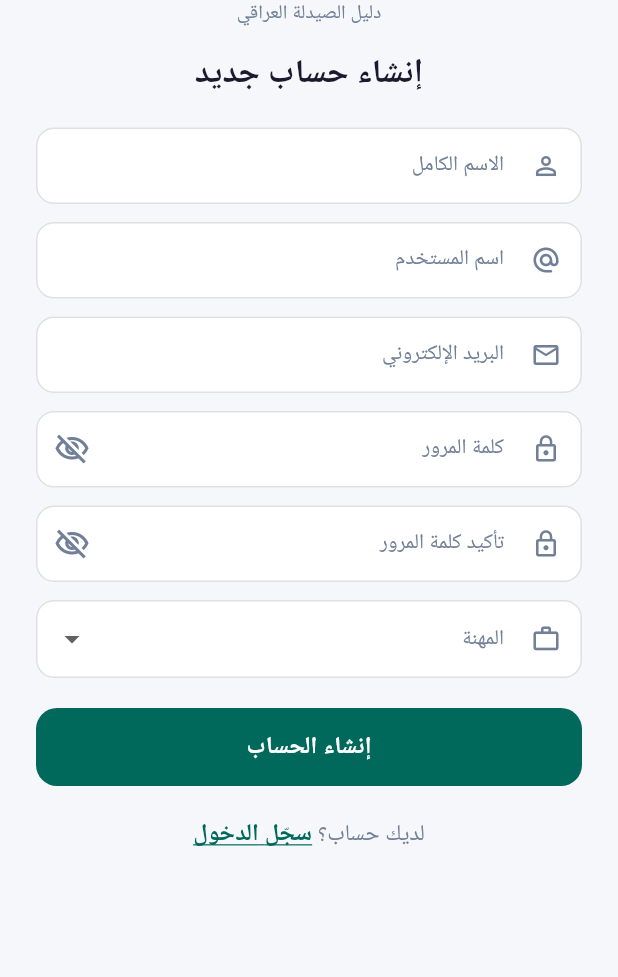
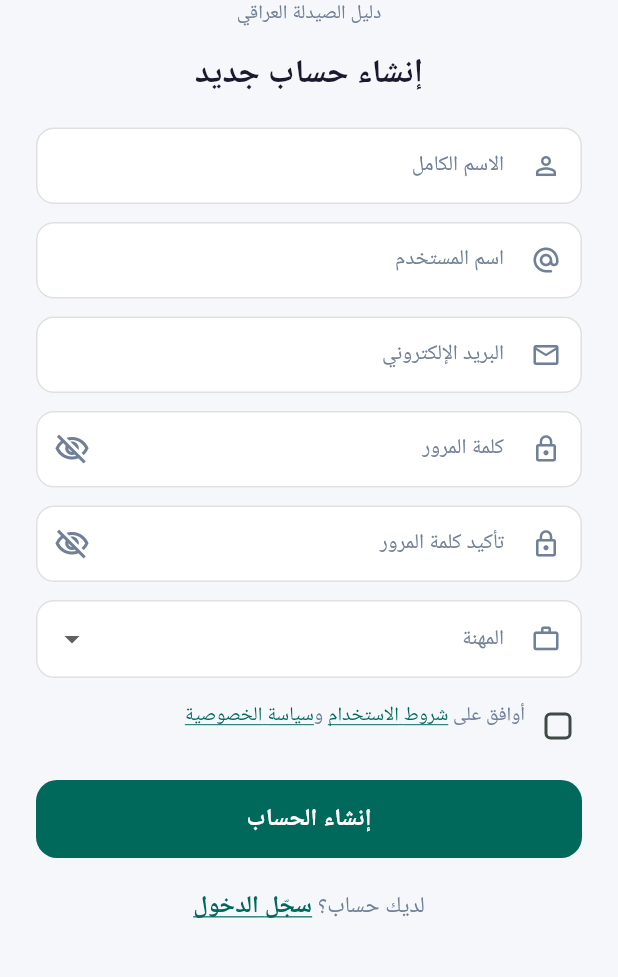
Before and after one commit to iraqpharma/iraq-pharma-guide, a Flutter app: the SignUpScreen screen opened by its route, on a phone screen of 412 x 824 dp, the part 258-1235 px from its top. Run offline on Flutter 3.47's test engine with Material 3 defaults, Android fonts, the light colour scheme and no system bars; our stand-ins replace cached_network_image, firebase_core, firebase_messaging, flutter_local_notifications, flutter_riverpod, go_router and 7 more; missing offline and left inert: mobile_scanner; accounts and stored records are empty; Roboto replaces fonts that are missing (Ibm Plex Sans Arabic).

Commit message:
feat: add terms & privacy agreement checkbox to signup screen

```diff
--- a/lib/features/auth/login_screen.dart
+++ b/lib/features/auth/login_screen.dart
@@ -294,6 +294,7 @@ class _SignUpScreenState extends State<SignUpScreen> {
   bool           _userEditedUsername = false;
   UsernameStatus _usernameStatus     = UsernameStatus.idle;
   Timer?         _debounce;
+  bool           _agreedToTerms      = false;
 
   static const _roles = [
     'مدير صيدلية', 'صيدلاني متدرب', 'معاون صيدلي',
@@ -371,6 +372,7 @@ class _SignUpScreenState extends State<SignUpScreen> {
     if (!_formKey.currentState!.validate()) return;
     if (_selectedRole == null) { setState(() => _error = 'يرجى اختيار المهنة'); return; }
     if (_usernameStatus == UsernameStatus.taken) { setState(() => _error = 'اسم المستخدم مستخدم بالفعل'); return; }
+    if (!_agreedToTerms) { setState(() => _error = 'يجب الموافقة على الشروط وسياسة الخصوصية للمتابعة'); return; }
     if (_usernameStatus == UsernameStatus.checking) { setState(() => _error = 'جارٍ التحقق من اسم المستخدم…'); return; }
 
     setState(() { _loading = true; _error = null; });
@@ -563,6 +565,56 @@ class _SignUpScreenState extends State<SignUpScreen> {
                   items: _roles.map((r) => DropdownMenuItem(value: r, child: Text(r))).toList(),
                   onChanged: (v) => setState(() => _selectedRole = v),
                   validator: (v) => v == null ? 'اختر مهنتك' : null,
+                ),
+
+                const SizedBox(height: 16),
+
+                // Terms agreement
+                InkWell(
+                  onTap: () => setState(() => _agreedToTerms = !_agreedToTerms),
+                  borderRadius: BorderRadius.circular(8),
+                  child: Row(
+                    crossAxisAlignment: CrossAxisAlignment.start,
+                    children: [
+                      Checkbox(
+                        value: _agreedToTerms,
+                        onChanged: (v) => setState(() => _agreedToTerms = v ?? false),
+                        activeColor: AppColors.primary,
+                        shape: RoundedRectangleBorder(borderRadius: BorderRadius.circular(4)),
+                        materialTapTargetSize: MaterialTapTargetSize.shrinkWrap,
+                        visualDensity: VisualDensity.compact,
+                      ),
+                      const SizedBox(width: 6),
+                      Expanded(
+                        child: Wrap(
+                          children: [
+                            Text('أوافق على ',
+                                style: GoogleFonts.ibmPlexSansArabic(
+                                    fontSize: 13, color: AppColors.textSecondary)),
+                            GestureDetector(
+                              onTap: () => context.push('/legal/terms'),
+                              child: Text('شروط الاستخدام',
+                                  style: GoogleFonts.ibmPlexSansArabic(
+                                      fontSize: 13, color: AppColors.primary,
+                                      decoration: TextDecoration.underline,
+                                      decorationColor: AppColors.primary)),
+                            ),
+                            Text(' و',
+                                style: GoogleFonts.ibmPlexSansArabic(
+                                    fontSize: 13, color: AppColors.textSecondary)),
+                            GestureDetector(
+                              onTap: () => context.push('/legal/privacy'),
+                              child: Text('سياسة الخصوصية',
+                                  style: GoogleFonts.ibmPlexSansArabic(
+                                      fontSize: 13, color: AppColors.primary,
+                                      decoration: TextDecoration.underline,
+                                      decorationColor: AppColors.primary)),
+                            ),
+                          ],
+                        ),
+                      ),
+                    ],
+                  ),
                 ),
 
                 if (_error != null) ...[const SizedBox(height: 10), _ErrorBanner(_error!)],
```
